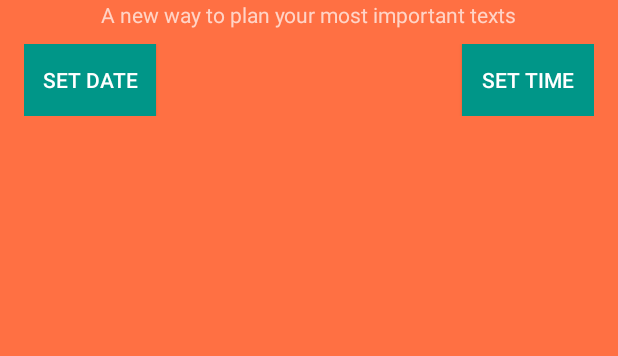
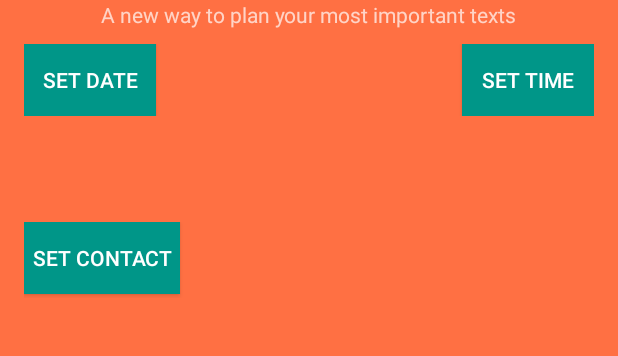
Before and after one commit to gauthamcity12/TextScheduler, an Android app: the screen it shows after launch (MainActivity), on a phone screen of 412 x 824 dp, the part 137-493 px from its top. Run offline under Robolectric (Android 15) with nearby library versions, the phone set to English and light mode, and no system bars.

Commit message:
Input Sanitation and Contacts Intent Created

```diff
--- a/app/src/main/AndroidManifest.xml
+++ b/app/src/main/AndroidManifest.xml
@@ -1,6 +1,8 @@
 <?xml version="1.0" encoding="utf-8"?>
 <manifest xmlns:android="http://schemas.android.com/apk/res/android"
-    package="com.gauthamcity12.textscheduler" >
+    package="com.gauthamcity12.textscheduler">
+
+    <uses-permission android:name="android.permission.READ_CONTACTS"/>
 
     <application
         android:allowBackup="true"
--- a/app/src/main/res/layout/activity_main.xml
+++ b/app/src/main/res/layout/activity_main.xml
@@ -61,7 +61,8 @@
             android:layout_height="wrap_content"
             android:text=""
             android:textColor="#FFFFFF"
-            android:layout_marginTop="5dp"
+            android:layout_marginTop="2dp"
+            android:layout_marginBottom="3dp"
             android:visibility="invisible"
             android:layout_alignParentStart="true"/>
 
@@ -70,8 +71,36 @@
             android:layout_height="wrap_content"
             android:text=""
             android:textColor="#FFFFFF"
+            android:layout_marginTop="2dp"
+            android:layout_marginBottom="3dp"
+            android:visibility="invisible"
+            android:layout_alignParentEnd="true"/>
+    </RelativeLayout>
+    <RelativeLayout
+        android:layout_width="match_parent"
+        android:layout_height="wrap_content"
+        android:orientation="horizontal"
+        android:paddingBottom="10dp">
+
+        <Button android:id="@+id/contactButton"
+            android:layout_width="wrap_content"
+            android:layout_height="wrap_content"
+            android:text="Set Contact"
+            android:textColor="#FFFFFF"
+            android:background="#009688"
+            android:height="5dp"
+            android:onClick="saveContact"
+            android:padding="5dp"
+            android:layout_alignParentStart="true"/>
+
+        <EditText android:id="@+id/contactText"
+            android:layout_width="wrap_content"
+            android:layout_height="wrap_content"
+            android:text=""
+            android:textColor="#FFFFFF"
             android:layout_marginTop="5dp"
             android:visibility="invisible"
             android:layout_alignParentEnd="true"/>
     </RelativeLayout>
+
 </LinearLayout>
```
Also changed, not shown: app/src/main/java/com/gauthamcity12/textscheduler/MainActivity.java (+24 -2 lines).
